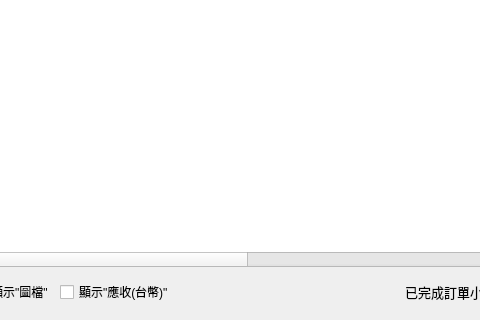
Before: the Qt Designer form src/AdbClient/StageOrder/LayerDayReport.ui in roger0816/Adb, drawn with Qt 5; both pictures show x 130 to 610 and y 185 to 505 of the 1065 by 505 pixel window.
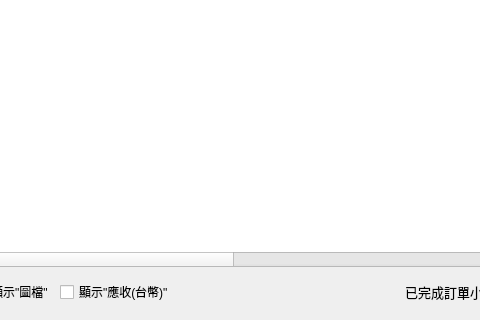
After: the same form once the commit is applied.

```diff
--- a/src/AdbClient/StageOrder/LayerDayReport.ui
+++ b/src/AdbClient/StageOrder/LayerDayReport.ui
@@ -161,6 +161,11 @@
           <string>備註</string>
          </property>
         </column>
+        <column>
+         <property name="text">
+          <string>留言</string>
+         </property>
+        </column>
        </widget>
       </item>
       <item row="0" column="0">
```
